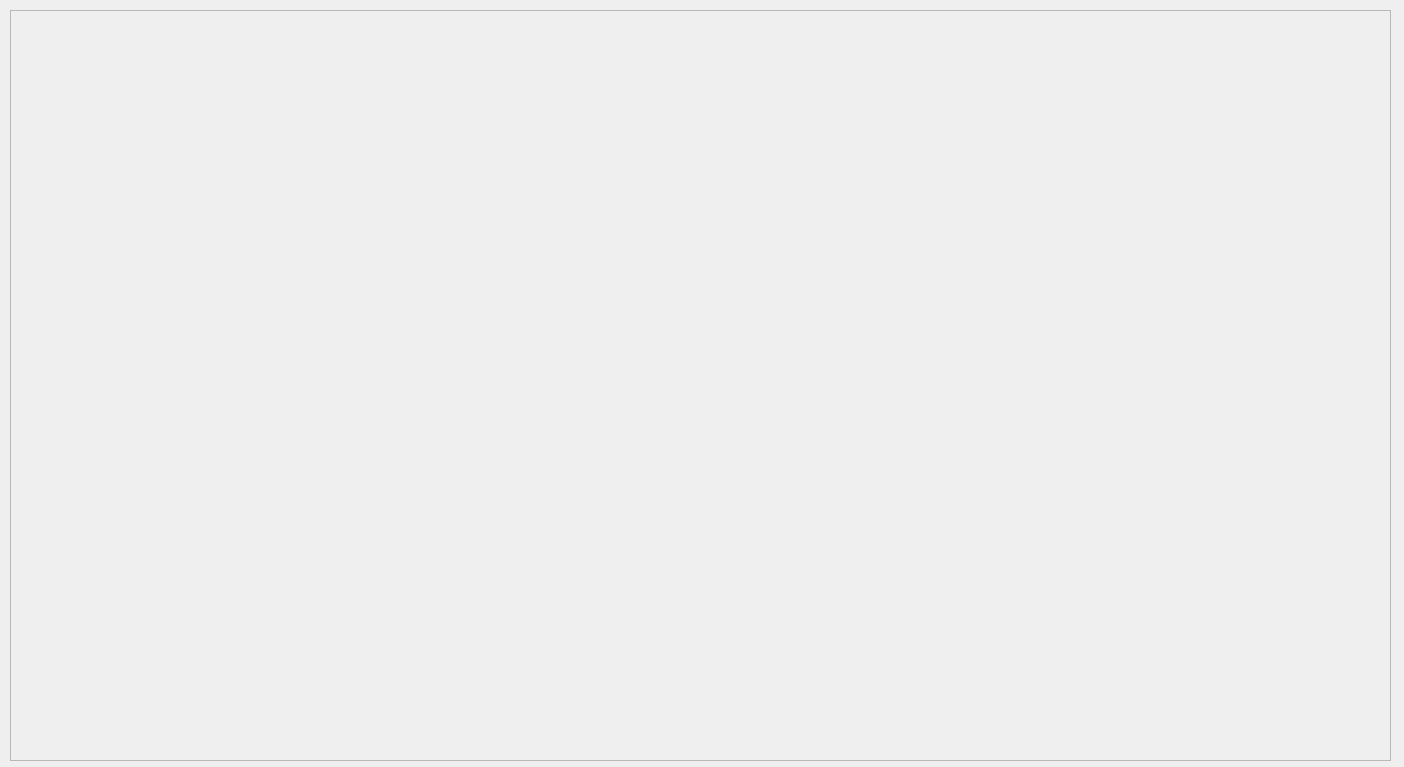
Before: the Qt Designer form ui/profit_and_loss_report.ui in michael-halim/pos, drawn with Qt 5.
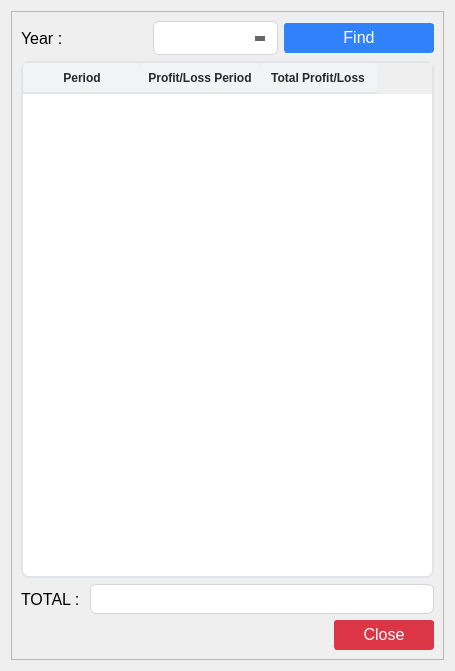
After: the same form once the commit is applied. Icons and pictures are not drawn.

Commit message: Patch#43: Added More Reports - Added Daily Sales Report - Added Monthly Sales Report - Profit and Loss Report - Added Stock Opname List to Create and Edit Final Stock - Added Icons - Added Login Security, User must be active - Update seed.py and create_module.py

```diff
--- a/ui/profit_and_loss_report.ui
+++ b/ui/profit_and_loss_report.ui
@@ -6,29 +6,605 @@
    <rect>
     <x>0</x>
     <y>0</y>
-    <width>1404</width>
-    <height>767</height>
+    <width>455</width>
+    <height>671</height>
    </rect>
   </property>
   <property name="windowTitle">
    <string>Profit and Loss Report</string>
   </property>
-  <widget class="QFrame" name="frame">
-   <property name="geometry">
-    <rect>
-     <x>10</x>
-     <y>10</y>
-     <width>1381</width>
-     <height>751</height>
-    </rect>
-   </property>
-   <property name="frameShape">
-    <enum>QFrame::StyledPanel</enum>
-   </property>
-   <property name="frameShadow">
-    <enum>QFrame::Raised</enum>
-   </property>
-  </widget>
+  <property name="windowIcon">
+   <iconset>
+    <normaloff>../assets/exchange.png</normaloff>../assets/exchange.png</iconset>
+  </property>
+  <property name="styleSheet">
+   <string notr="true">QLineEdit{
+	border: 1px solid #d1d5db;      /* Light gray border */
+    border-radius: 6px;             /* Rounded corners */
+    outline: none;                  /* Remove default outline */
+    color: #333;                    /* Text color */
+    background-color: #fff;       /* Light gray background */
+    
+}
+
+QLineEdit:focus {
+    border: 1px solid #93c5fd;       /* Blue border on focus */
+    background-color: #ffffff;       /* White background when focused */
+}
+
+QLineEdit:disabled {
+    border: 1px solid #e5e7eb;      /* Lighter border when disabled */
+    background-color: #f3f4f6;      /* Light gray background when disabled */
+    color: #9ca3af;                 /* Lighter text color when disabled */
+}
+
+/* QComboBox Styling - Improved with clearer state indicators */
+QComboBox {
+    border: 1px solid #d1d5db;      /* Light gray border */
+    border-radius: 6px;             /* Rounded corners */
+    padding: 6px 12px 6px 10px;     /* Add some padding */
+    min-height: 20px;               /* Minimum height */
+    color: #333;                    /* Text color */
+    background-color: #fff;         /* White background */
+    selection-background-color: #93c5fd; /* Light blue selection */
+    font-size: 14px;                /* Consistent font size */
+    min-width: 6em;                 /* Minimum width */
+}
+
+QComboBox:hover:!disabled {
+    border-color: #93c5fd;          /* Light blue border on hover when enabled */
+    background-color: #f0f7ff;      /* Very light blue background on hover */
+}
+
+QComboBox:focus {
+    border: 2px solid #3b82f6;      /* Thicker, darker blue border on focus */
+    background-color: #ffffff;      /* Pure white background when focused */
+}
+
+QComboBox:disabled {
+    border: 1px solid #d9dce0;      /* Very light gray border when disabled */
+    background-color: #f3f4f6;      /* Light gray background when disabled */
+    color: #9ca3af;                 /* Lighter text color when disabled */
+}
+
+QComboBox::drop-down {
+    subcontrol-origin: padding;
+    subcontrol-position: center right;
+    width: 20px;
+    border: none;                   /* Remove border for cleaner look */
+    margin-right: 5px;              /* Add some margin */
+}
+
+/* If you don't have an icon, use this instead: */
+QComboBox::down-arrow {
+    width: 0;
+    height: 0;
+    border-left: 5px solid transparent;
+    border-right: 5px solid transparent;
+    border-top: 5px solid #666;     /* Arrow color */
+    margin-right: 5px;
+}
+
+QComboBox::down-arrow:disabled {
+    border-top: 5px solid #b0b0b0;  /* Lighter arrow color when disabled */
+}
+
+QComboBox:disabled {
+    color: #9ca3af;                 /* Lighter text when disabled */
+    background-color: #f3f4f6;      /* Light gray background */
+    border-color: #e5e7eb;          /* Lighter border */
+}
+
+/* Add a visual indicator for disabled state */
+QComboBox:disabled {
+    color: #9ca3af;
+    background-color: #f3f4f6;
+    border: 1px solid #e5e7eb;
+    padding-right: 25px;            /* Make room for the lock icon */
+}
+
+/* If you don't have a lock icon, use a pattern instead */
+QComboBox:disabled {
+    background-image: repeating-linear-gradient(
+        45deg,
+        transparent,
+        transparent 5px,
+        rgba(200, 200, 200, 0.1) 5px,
+        rgba(200, 200, 200, 0.1) 10px
+    );
+}
+
+QComboBox QAbstractItemView {
+    border: 1px solid #d1d5db;
+    border-radius: 0px 0px 6px 6px;
+    background-color: white;
+    selection-background-color: #3b82f6;  /* Darker blue for better contrast */
+    selection-color: white;               /* White text on selection */
+    outline: none;
+    padding: 5px;
+}
+
+QComboBox QAbstractItemView::item {
+    min-height: 25px;               /* Taller items for better clickability */
+    padding: 5px;                   /* Padding inside items */
+}
+
+QComboBox QAbstractItemView::item:hover {
+    background-color: #e5f0ff;      /* Light blue on hover */
+    color: #333;
+}
+
+/* QTextEdit Styling - Similar to QLineEdit */
+QTextEdit {
+    border: 1px solid #d1d5db;      /* Light gray border */
+    border-radius: 6px;             /* Rounded corners */
+    outline: none;                  /* Remove default outline */
+    color: #333;                    /* Text color */
+    background-color: #fff;         /* White background */
+    padding: 6px 10px;              /* Add some padding for better text display */
+    selection-background-color: #93c5fd; /* Light blue selection */
+}
+
+QTextEdit:focus {
+    border: 1px solid #93c5fd;      /* Blue border on focus */
+    background-color: #ffffff;      /* White background when focused */
+}
+
+QTextEdit:disabled {
+    border: 1px solid #e5e7eb;      /* Lighter border when disabled */
+    background-color: #f3f4f6;      /* Light gray background when disabled */
+    color: #9ca3af;                 /* Lighter text color when disabled */
+}
+
+
+/* QDateEdit Styling */
+QDateEdit {
+    border: 1px solid #d1d5db;
+    border-radius: 6px;
+    padding: 6px 10px;
+    min-height: 20px;
+    color: #333;
+    background-color: #fff;
+    font-size: 14px;
+}
+
+QDateEdit:hover:!disabled {
+    border-color: #93c5fd;
+    background-color: #f0f7ff;
+}
+
+QDateEdit:focus {
+    border: 2px solid #3b82f6;
+    background-color: #ffffff;
+}
+
+QDateEdit:disabled {
+    color: #9ca3af;
+    background-color: #f3f4f6;
+    border: 1px dashed #c0c0c0;
+}
+
+QDateEdit::drop-down {
+    subcontrol-origin: padding;
+    subcontrol-position: center right;
+    width: 20px;
+    border: none;
+    margin-right: 5px;
+}
+
+QDateEdit::down-arrow {
+    width: 0;
+    height: 0;
+    border-left: 5px solid transparent;
+    border-right: 5px solid transparent;
+    border-top: 5px solid #666;
+    margin-right: 5px;
+}
+
+QDateEdit::down-arrow:disabled {
+    border-top: 5px solid #b0b0b0;
+}
+
+/* Calendar popup styling */
+QCalendarWidget {
+    background-color: white;
+    border: 1px solid #d1d5db;
+}
+
+QCalendarWidget QToolButton {
+    color: #333;
+    background-color: transparent;
+    border: 1px solid transparent;
+    border-radius: 4px;
+    padding: 4px;
+}
+
+QCalendarWidget QToolButton:hover {
+    background-color: #f0f7ff;
+    border: 1px solid #93c5fd;
+}
+
+QCalendarWidget QMenu {
+    background-color: white;
+    border: 1px solid #d1d5db;
+    padding: 5px;
+}
+
+QCalendarWidget QSpinBox {
+    border: 1px solid #d1d5db;
+    border-radius: 4px;
+    padding: 3px;
+    background-color: white;
+}
+
+QCalendarWidget QAbstractItemView:enabled {
+    background-color: white;
+    color: #333;
+    selection-background-color: #3b82f6;
+    selection-color: white;
+}
+
+QCalendarWidget QAbstractItemView:disabled {
+    color: #9ca3af;
+}
+
+QCalendarWidget QWidget#qt_calendar_navigationbar {
+    background-color: #f1f5f9;
+    border-bottom: 1px solid #d1d5db;
+    padding: 4px;
+}
+
+QPushButton {
+    text-align: center;
+    white-space: nowrap;
+    vertical-align: middle;
+    border: 1px solid transparent;
+    line-height: 1.5;
+    border-radius: 3px;
+    margin: 0.25rem;
+	opacity: 0.55;
+	padding-bottom: 2px;
+
+}
+</string>
+  </property>
+  <layout class="QGridLayout" name="gridLayout_2">
+   <item row="0" column="0">
+    <widget class="QFrame" name="frame">
+     <property name="frameShape">
+      <enum>QFrame::StyledPanel</enum>
+     </property>
+     <property name="frameShadow">
+      <enum>QFrame::Raised</enum>
+     </property>
+     <layout class="QGridLayout" name="gridLayout">
+      <item row="0" column="0">
+       <layout class="QVBoxLayout" name="verticalLayout">
+        <item>
+         <layout class="QHBoxLayout" name="horizontalLayout">
+          <item>
+           <widget class="QLabel" name="year_label">
+            <property name="minimumSize">
+             <size>
+              <width>0</width>
+              <height>30</height>
+             </size>
+            </property>
+            <property name="font">
+             <font>
+              <pointsize>12</pointsize>
+             </font>
+            </property>
+            <property name="text">
+             <string>Year : </string>
+            </property>
+            <property name="alignment">
+             <set>Qt::AlignLeading|Qt::AlignLeft|Qt::AlignVCenter</set>
+            </property>
+           </widget>
+          </item>
+          <item>
+           <widget class="QComboBox" name="year_input"/>
+          </item>
+          <item>
+           <widget class="QPushButton" name="find_profit_and_loss_button">
+            <property name="minimumSize">
+             <size>
+              <width>150</width>
+              <height>30</height>
+             </size>
+            </property>
+            <property name="font">
+             <font>
+              <pointsize>12</pointsize>
+             </font>
+            </property>
+            <property name="styleSheet">
+             <string notr="true">QPushButton{
+    color: #fff;
+    background-color: rgba(13, 110, 253, 0.85); /* RGBA with alpha channel */
+    border-color: rgba(13, 110, 253, 0.7);
+}
+QPushButton:hover {
+    background-color: rgba(11, 94, 215, 0.9);
+    border-color: rgba(10, 88, 202, 0.9);
+    opacity: 0.95;
+}
+QPushButton:disabled {
+    background-color: #a8c1ff;
+    border-color: #a8c1ff;
+    color: #e6eeff;
+}</string>
+            </property>
+            <property name="text">
+             <string>Find</string>
+            </property>
+            <property name="icon">
+             <iconset>
+              <normaloff>../assets/magnifying-glass.png</normaloff>../assets/magnifying-glass.png</iconset>
+            </property>
+            <property name="iconSize">
+             <size>
+              <width>14</width>
+              <height>14</height>
+             </size>
+            </property>
+           </widget>
+          </item>
+         </layout>
+        </item>
+        <item>
+         <widget class="QTableWidget" name="profit_and_loss_table">
+          <property name="minimumSize">
+           <size>
+            <width>0</width>
+            <height>330</height>
+           </size>
+          </property>
+          <property name="maximumSize">
+           <size>
+            <width>16777215</width>
+            <height>16777215</height>
+           </size>
+          </property>
+          <property name="font">
+           <font>
+            <pointsize>12</pointsize>
+           </font>
+          </property>
+          <property name="styleSheet">
+           <string notr="true">QTableWidget {
+            background-color: #ffffff;
+            alternate-background-color: #f5f8fa;
+            border: 2px solid #e1e4e8;
+            border-radius: 8px;
+            gridline-color: #e1e4e8;
+            selection-background-color: #0366d6;
+            selection-color: #ffffff;
+        }
+        
+        QTableWidget::item {
+            border-bottom: 1px solid #e1e4e8;
+			padding: 6px;
+        }
+        
+        QTableWidget::item:selected {
+            background-color: #0366d6;
+			border: none; /* Remove any border on selected items */
+        }
+
+        QTableWidget::item:focus {
+            border: none; /* Remove the focus border */
+            outline: none; /* Remove the focus outline */
+        }
+
+        QHeaderView::section {
+            background-color: #f1f3f5;
+            color: #24292e;
+            font-weight: bold;
+            border: none;
+            border-bottom: 2px solid #e1e4e8;
+            padding: 3px;
+            border-top-left-radius: 6px;
+            border-top-right-radius: 6px;
+        }
+        
+        QTableWidget QScrollBar:vertical {
+            border: none;
+            background: #f1f3f5;
+            width: 10px;
+            border-radius: 5px;
+        }
+        
+        QTableWidget QScrollBar::handle:vertical {
+            background: #c0c0c0;
+            border-radius: 5px;
+        }
+        
+        QTableWidget QScrollBar::handle:vertical:hover {
+            background: #a0a0a0;
+        }
+        
+        QTableWidget QScrollBar:horizontal {
+            border: none;
+            background: #f1f3f5;
+            height: 10px;
+            border-radius: 5px;
+        }
+        
+        QTableWidget QScrollBar::handle:horizontal {
+            background: #c0c0c0;
+            border-radius: 5px;
+        }
+        
+        QTableWidget QScrollBar::handle:horizontal:hover {
+            background: #a0a0a0;
+        }</string>
+          </property>
+          <property name="sortingEnabled">
+           <bool>true</bool>
+          </property>
+          <attribute name="horizontalHeaderDefaultSectionSize">
+           <number>118</number>
+          </attribute>
+          <attribute name="horizontalHeaderMinimumSectionSize">
+           <number>51</number>
+          </attribute>
+          <attribute name="verticalHeaderDefaultSectionSize">
+           <number>79</number>
+          </attribute>
+          <column>
+           <property name="text">
+            <string>Period</string>
+           </property>
+           <property name="font">
+            <font>
+             <pointsize>12</pointsize>
+             <weight>75</weight>
+             <bold>true</bold>
+            </font>
+           </property>
+           <property name="textAlignment">
+            <set>AlignCenter</set>
+           </property>
+          </column>
+          <column>
+           <property name="text">
+            <string>Profit/Loss Period</string>
+           </property>
+           <property name="font">
+            <font>
+             <pointsize>12</pointsize>
+             <weight>75</weight>
+             <bold>true</bold>
+            </font>
+           </property>
+           <property name="textAlignment">
+            <set>AlignCenter</set>
+           </property>
+          </column>
+          <column>
+           <property name="text">
+            <string>Total Profit/Loss</string>
+           </property>
+           <property name="font">
+            <font>
+             <pointsize>12</pointsize>
+             <weight>75</weight>
+             <bold>true</bold>
+            </font>
+           </property>
+           <property name="textAlignment">
+            <set>AlignCenter</set>
+           </property>
+          </column>
+         </widget>
+        </item>
+        <item>
+         <layout class="QFormLayout" name="formLayout_5">
+          <item row="0" column="0">
+           <widget class="QLabel" name="total_transactions_label">
+            <property name="minimumSize">
+             <size>
+              <width>0</width>
+              <height>30</height>
+             </size>
+            </property>
+            <property name="font">
+             <font>
+              <pointsize>12</pointsize>
+             </font>
+            </property>
+            <property name="text">
+             <string>TOTAL : </string>
+            </property>
+           </widget>
+          </item>
+          <item row="0" column="1">
+           <widget class="QLineEdit" name="total_transactions_input">
+            <property name="enabled">
+             <bool>true</bool>
+            </property>
+            <property name="minimumSize">
+             <size>
+              <width>0</width>
+              <height>30</height>
+             </size>
+            </property>
+            <property name="font">
+             <font>
+              <pointsize>12</pointsize>
+             </font>
+            </property>
+            <property name="readOnly">
+             <bool>true</bool>
+            </property>
+           </widget>
+          </item>
+         </layout>
+        </item>
+        <item>
+         <layout class="QHBoxLayout" name="horizontalLayout_4">
+          <item>
+           <spacer name="horizontalSpacer_2">
+            <property name="orientation">
+             <enum>Qt::Horizontal</enum>
+            </property>
+            <property name="sizeHint" stdset="0">
+             <size>
+              <width>40</width>
+              <height>20</height>
+             </size>
+            </property>
+           </spacer>
+          </item>
+          <item>
+           <widget class="QPushButton" name="close_button">
+            <property name="minimumSize">
+             <size>
+              <width>100</width>
+              <height>30</height>
+             </size>
+            </property>
+            <property name="font">
+             <font>
+              <pointsize>12</pointsize>
+             </font>
+            </property>
+            <property name="styleSheet">
+             <string notr="true">QPushButton {
+    color: #fff;
+    background-color: #dc3545;
+    border-color: #dc3545;
+}
+QPushButton:hover {
+    background-color: #bb2d3b;
+    border-color: #b02a37;
+}</string>
+            </property>
+            <property name="text">
+             <string>Close</string>
+            </property>
+            <property name="icon">
+             <iconset>
+              <normaloff>../assets/close.png</normaloff>../assets/close.png</iconset>
+            </property>
+            <property name="iconSize">
+             <size>
+              <width>12</width>
+              <height>12</height>
+             </size>
+            </property>
+           </widget>
+          </item>
+         </layout>
+        </item>
+       </layout>
+      </item>
+     </layout>
+    </widget>
+   </item>
+  </layout>
  </widget>
  <resources/>
  <connections/>
```
The commit also changes 79 other files.
